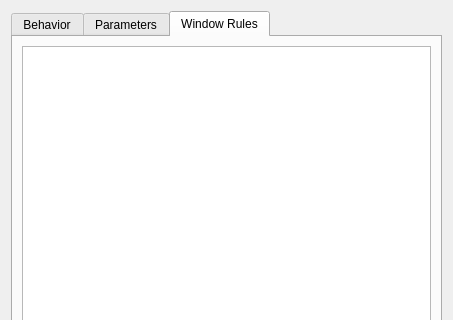
peterfajdiga/karousel, file package/contents/ui/config.ui: the form before one commit; both pictures show x 0 to 453 and y 0 to 320 of the 453 by 612 pixel window.
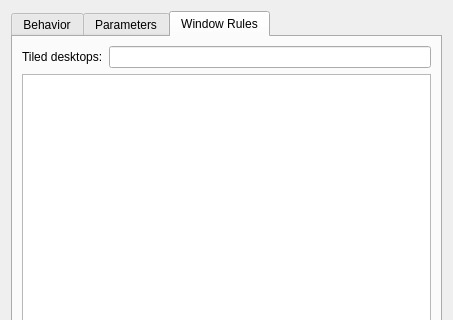
The form after the commit. The open tabs and pages were chosen to show the change.

Commit message: Add Desktops settings tab to control which virtual desktops Karousel operates on (#133)

The edit to the form file:
```diff
--- a/package/contents/ui/config.ui
+++ b/package/contents/ui/config.ui
@@ -458,6 +458,30 @@
                             <string>Window Rules</string>
                         </attribute>
                         <layout class="QVBoxLayout">
+                            <item>
+                                <layout class="QHBoxLayout">
+                                    <item>
+                                        <widget class="QLabel" name="label_desktops">
+                                            <property name="text">
+                                                <string>Tiled desktops:</string>
+                                            </property>
+                                            <property name="wordWrap">
+                                                <bool>true</bool>
+                                            </property>
+                                        </widget>
+                                    </item>
+                                    <item>
+                                        <widget class="QLineEdit" name="kcfg_tiledDesktops">
+                                            <property name="font">
+                                                <font><family>Monospace</family></font>
+                                            </property>
+                                            <property name="toolTip">
+                                                <string>Regex string to match desktops. Default value is ".*". Example: "Desktop [1-3]"</string>
+                                            </property>
+                                        </widget>
+                                    </item>
+                                </layout>
+                            </item>
                             <item>
                                 <widget class="QPlainTextEdit" name="kcfg_windowRules">
                                     <property name="tabChangesFocus">
```
The commit also changes 13 other files.
